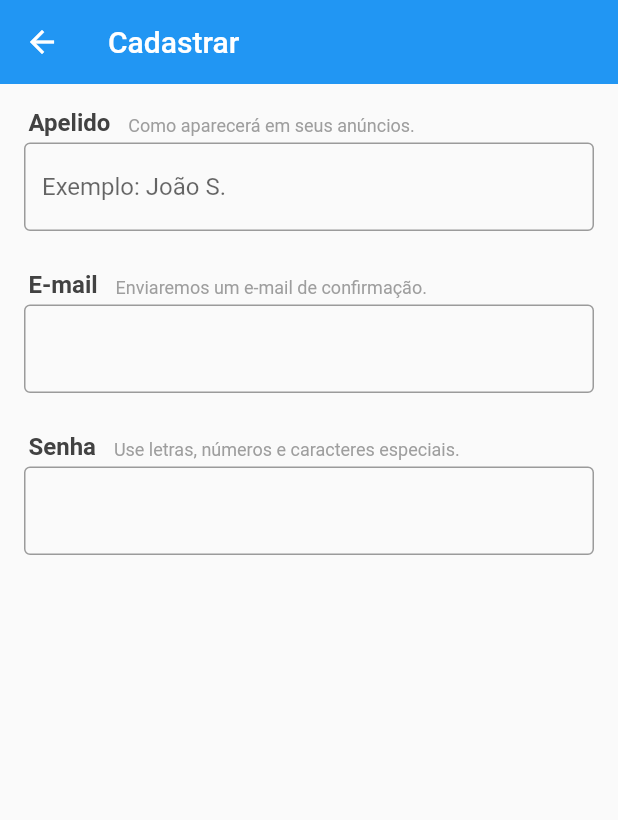
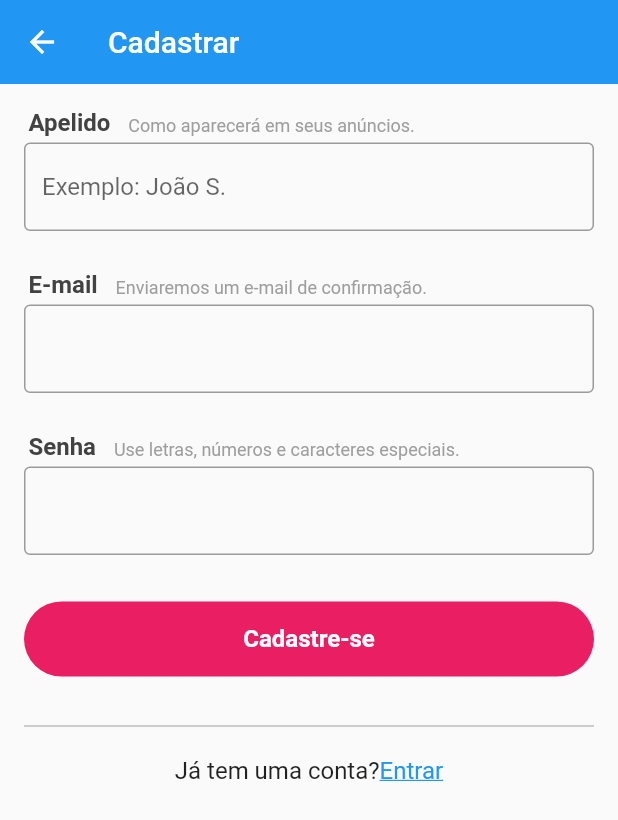
Before and after one commit to IsaqueAraujoApp/Aprendendo-Flutter, a Flutter app: the SignUpScreen screen opened directly, on a phone screen of 412 x 824 dp. Shown: the top 820 px of the screen. Run offline on Flutter 3.47's test engine with Material 2 defaults, Android fonts, the phone set to English and light mode, and no system bars; our stand-ins replace brasil_fields, cloud_firestore, firebase_auth, firebase_storage, flare_flutter, google_sign_in and 6 more; missing offline and left inert: bloc_pattern, flutter_youtube; accounts and stored records are empty.

```diff
--- a/xlo/lib/blocs/singup_bloc.dart
+++ b/xlo/lib/blocs/singup_bloc.dart
@@ -0,0 +1,45 @@
+import 'package:rxdart/rxdart.dart';
+import 'package:xlo/models/user.dart';
+
+enum SignUpState { IDLE, LOADING, ERROR }
+
+class SignUpBlocState {
+  SignUpBlocState(this.state, {this.errorMessage});
+
+  SignUpState state;
+  String errorMessage;
+}
+
+class SignUpBloc {
+  final BehaviorSubject<SignUpBlocState> _stateContoller =
+      BehaviorSubject<SignUpBlocState>.seeded(
+          SignUpBlocState(SignUpState.IDLE));
+
+  Stream<SignUpBlocState> get outState => _stateContoller.stream;
+
+  User user = User();
+
+  void signUp() async {
+    _stateContoller.add(SignUpBlocState(SignUpState.LOADING));
+
+    await Future.delayed(Duration(seconds: 3));
+
+    _stateContoller.add(SignUpBlocState(SignUpState.IDLE));
+  }
+
+  void setName(String name) {
+    user.name = name;
+  }
+
+  void setEmail(String email) {
+    user.email = email;
+  }
+
+  void setPassword(String password) {
+    user.password = password;
+  }
+
+  void dispose() {
+    _stateContoller.close();
+  }
+}
--- /dev/null
+++ b/xlo/lib/models/user.dart
@@ -0,0 +1,7 @@
+class User {
+  User({this.name, this.email, this.password});
+
+  String name;
+  String email;
+  String password;
+}
--- a/xlo/lib/screens/signup/signup_screen.dart
+++ b/xlo/lib/screens/signup/signup_screen.dart
@@ -1,4 +1,6 @@
 import 'package:flutter/material.dart';
+import 'package:xlo/blocs/login/login_bloc_state.dart';
+import 'package:xlo/blocs/singup_bloc.dart';
 import 'package:xlo/screens/signup/widgets/field_title.dart';
 import 'package:xlo/screens/signup/widgets/password_field.dart';
 
@@ -8,8 +10,21 @@ class SignUpScreen extends StatefulWidget {
 }
 
 class _SignUpScreenState extends State<SignUpScreen> {
+  final GlobalKey<FormState> _formKey = GlobalKey<FormState>();
 
-  final GlobalKey<FormState> _formKey = GlobalKey<FormState>();
+  SignUpBloc _signUpBloc;
+
+  @override
+  void initState() {
+    super.initState();
+    _signUpBloc = SignUpBloc();
+  }
+
+  @override
+  void dispose() {
+    _signUpBloc?.dispose();
+    super.dispose();
+  }
 
   @override
   Widget build(BuildContext context) {
@@ -20,7 +35,10 @@ class _SignUpScreenState extends State<SignUpScreen> {
       ),
       body: Form(
         key: _formKey,
-        child: ListView(
+        child: StreamBuilder<SignUpBlocState>(
+            stream: _signUpBloc.outState,
+            builder: (context, snapshot) {
+              return ListView(
                 padding: const EdgeInsets.all(16),
                 children: <Widget>[
                   const FieldTitle(
@@ -32,13 +50,16 @@ class _SignUpScreenState extends State<SignUpScreen> {
                       border: OutlineInputBorder(),
                       hintText: 'Exemplo: João S.',
                     ),
-              validator: (text){
-                if(text.length < 6)
-                  return 'Apelido muito curto';
+                    validator: (text) {
+                      if (text.length < 6) return 'Apelido muito curto';
                       return null;
                     },
+                    onSaved: _signUpBloc.setName,
+                    enabled: snapshot.data.state != SignUpState.LOADING,
                   ),
-            const SizedBox(height: 26,),
+                  const SizedBox(
+                    height: 26,
+                  ),
                   const FieldTitle(
                     title: 'E-mail',
                     subtitle: 'Enviaremos um e-mail de confirmação.',
@@ -47,28 +68,91 @@ class _SignUpScreenState extends State<SignUpScreen> {
                     decoration: const InputDecoration(
                       border: OutlineInputBorder(),
                     ),
-              validator: (text){
-                if(text.length < 6 || !text.contains('@'))
+                    validator: (text) {
+                      if (text.length < 6 || !text.contains('@'))
                         return 'E-mail inválido';
                       return null;
                     },
-              onSaved: (text){
-
-              },
+                    onSaved: _signUpBloc.setEmail,
+                    enabled: snapshot.data.state != SignUpState.LOADING,
                   ),
-            const SizedBox(height: 26,),
+                  const SizedBox(
+                    height: 26,
+                  ),
                   const FieldTitle(
                     title: 'Senha',
                     subtitle: 'Use letras, números e caracteres especiais.',
                   ),
                   PasswordField(
-              onSaved: (text){
-
+                    onSaved: _signUpBloc.setPassword,
+                    enabled: snapshot.data.state != SignUpState.LOADING,
+                  ),
+                  Container(
+                    margin: const EdgeInsets.symmetric(vertical: 25),
+                    height: 50,
+                    child: RaisedButton(
+                        color: Colors.pink,
+                        disabledColor: Colors.pink.withAlpha(150),
+                        child: snapshot.data.state == SignUpState.LOADING
+                            ? CircularProgressIndicator(
+                                valueColor:
+                                    AlwaysStoppedAnimation<Color>(Colors.white),
+                              )
+                            : Text(
+                                "Cadastre-se",
+                                style: TextStyle(
+                                  color: Colors.white,
+                                  fontSize: 16,
+                                  fontWeight: FontWeight.w600,
+                                ),
+                              ),
+                        elevation: 0,
+                        shape: RoundedRectangleBorder(
+                          borderRadius: BorderRadius.circular(25),
+                        ),
+                        onPressed: snapshot.data.state != SignUpState.LOADING
+                            ? _signUp
+                            : null),
+                  ),
+                  Divider(color: Colors.grey),
+                  Padding(
+                    padding: const EdgeInsets.symmetric(vertical: 12),
+                    child: Row(
+                        mainAxisAlignment: MainAxisAlignment.center,
+                        children: <Widget>[
+                          const Text(
+                            'Já tem uma conta?',
+                            style: TextStyle(
+                              fontSize: 16,
+                            ),
+                          ),
+                          GestureDetector(
+                            onTap: () {
+                              Navigator.of(context).pop();
                             },
-            )
+                            child: Text(
+                              "Entrar",
+                              style: TextStyle(
+                                decoration: TextDecoration.underline,
+                                color: Colors.blue,
+                                fontSize: 16,
+                              ),
+                            ),
+                          ),
+                        ]),
+                  ),
                 ],
-        ),
+              );
+            }),
       ),
     );
   }
+
+  void _signUp() {
+    if (_formKey.currentState.validate()) {
+      _formKey.currentState.save();
+
+      _signUpBloc.signUp();
     }
+  }
+}
--- a/xlo/lib/screens/signup/widgets/password_field.dart
+++ b/xlo/lib/screens/signup/widgets/password_field.dart
@@ -1,15 +1,14 @@
 import 'package:flutter/material.dart';
 
 class PasswordField extends StatelessWidget {
-
-  PasswordField({this.onSaved});
+  PasswordField({this.onSaved, this.enabled});
 
   final FormFieldSetter<String> onSaved;
+  final bool enabled;
 
   @override
   Widget build(BuildContext context) {
-
-    Widget _buildBar(int n, String pass){
+    Widget _buildBar(int n, String pass) {
       final int level = _calcScore(pass);
       return Expanded(
         child: Container(
@@ -17,8 +16,7 @@ class PasswordField extends StatelessWidget {
           decoration: BoxDecoration(
               borderRadius: const BorderRadius.all(Radius.circular(5)),
               color: n <= level ? _getColor(level) : Colors.transparent,
-            border: n > level ? Border.all(color: Colors.grey) : null
-          ),
+              border: n > level ? Border.all(color: Colors.grey) : null),
         ),
       );
     }
@@ -26,12 +24,11 @@ class PasswordField extends StatelessWidget {
     return FormField<String>(
       initialValue: '',
       onSaved: onSaved,
-      validator: (text){
-        if(text.isEmpty || _calcScore(text) < 2)
-          return 'Senha inválida';
+      validator: (text) {
+        if (text.isEmpty || _calcScore(text) < 2) return 'Senha inválida';
         return null;
       },
-      builder: (state){
+      builder: (state) {
         return Column(
           crossAxisAlignment: CrossAxisAlignment.stretch,
           children: <Widget>[
@@ -39,8 +36,9 @@ class PasswordField extends StatelessWidget {
               decoration: const InputDecoration(border: OutlineInputBorder()),
               obscureText: true,
               onChanged: state.didChange,
+              enabled: enabled,
             ),
-            if(state.value.isNotEmpty)
+            if (state.value.isNotEmpty)
               Container(
                 margin: const EdgeInsets.only(top: 6),
                 height: 8,
@@ -55,14 +53,18 @@ class PasswordField extends StatelessWidget {
               ),
             Padding(
               padding: const EdgeInsets.only(top: 6, left: 10),
-              child: state.value.isNotEmpty || state.hasError ? Text(
-                state.value.isNotEmpty ? _getText(_calcScore(state.value)) : state.errorText,
+              child: state.value.isNotEmpty || state.hasError
+                  ? Text(
+                      state.value.isNotEmpty
+                          ? _getText(_calcScore(state.value))
+                          : state.errorText,
                       textAlign: TextAlign.start,
                       style: TextStyle(
                         color: _getColor(_calcScore(state.value)),
                         fontSize: 12,
                       ),
-              ) : Container(),
+                    )
+                  : Container(),
             )
           ],
         );
@@ -70,14 +72,11 @@ class PasswordField extends StatelessWidget {
     );
   }
 
-  int _calcScore(String text){
+  int _calcScore(String text) {
     int score = 0;
-    if(text.length > 8)
-      score += 1;
-    if(text.contains(RegExp(r'[0-9]')))
-      score += 1;
-    if(text.contains(RegExp(r'[A-Z]')))
-      score += 1;
+    if (text.length > 8) score += 1;
+    if (text.contains(RegExp(r'[0-9]'))) score += 1;
+    if (text.contains(RegExp(r'[A-Z]'))) score += 1;
     return score;
   }
 
```
Lines whose indentation alone changed are shown as unchanged.
